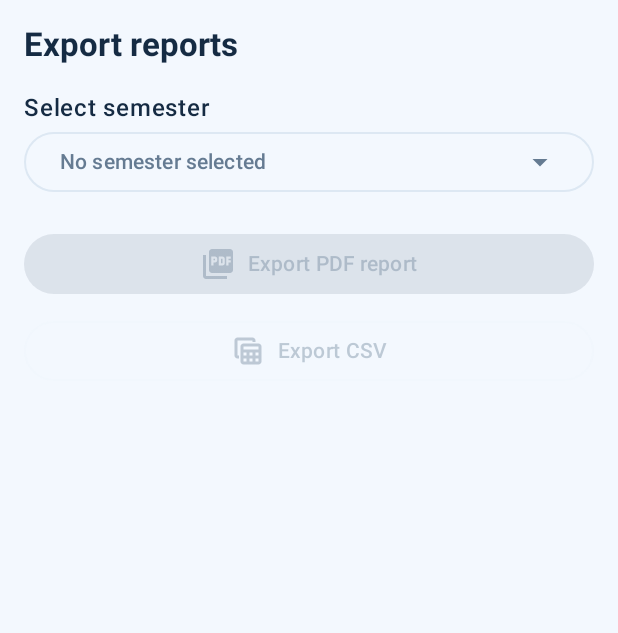
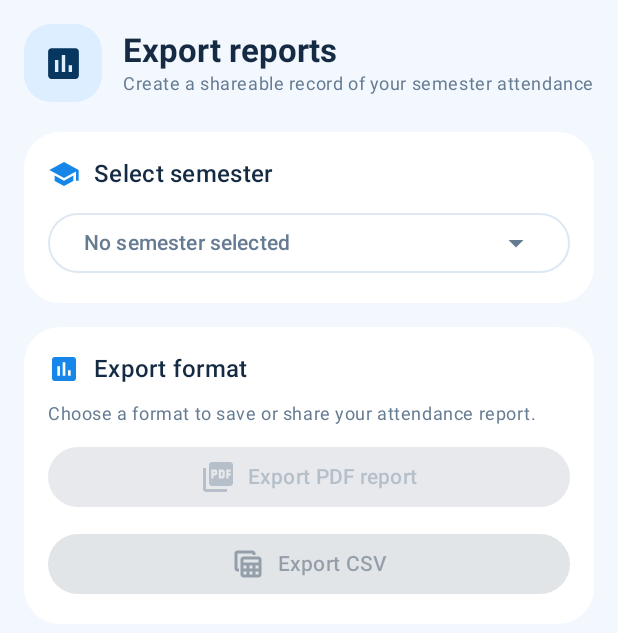
Before and after one commit to Ishara2004/Uni-Leca, an Android app built with Jetpack Compose: the composable ReportsScreen shown on its own in the app's theme, on a phone screen of 412 x 824 dp. Shown: the top 633 px of the screen. Run offline under Robolectric (Android 15) with nearby library versions, the phone set to English and light mode, and no system bars.

Commit message:
Refresh reports layout and export cards

```diff
--- a/app/src/main/java/com/example/ui/screens/ReportsScreen.kt
+++ b/app/src/main/java/com/example/ui/screens/ReportsScreen.kt
@@ -4,9 +4,13 @@ import android.widget.Toast
 import androidx.activity.compose.rememberLauncherForActivityResult
 import androidx.activity.result.contract.ActivityResultContracts
 import androidx.compose.foundation.layout.*
+import androidx.compose.foundation.rememberScrollState
+import androidx.compose.foundation.verticalScroll
 import androidx.compose.material.icons.Icons
 import androidx.compose.material.icons.filled.ArrowDropDown
+import androidx.compose.material.icons.filled.Assessment
 import androidx.compose.material.icons.filled.PictureAsPdf
+import androidx.compose.material.icons.filled.School
 import androidx.compose.material.icons.filled.TableView
 import androidx.compose.material3.*
 import androidx.compose.runtime.*
@@ -46,37 +50,75 @@ fun ReportsScreen(viewModel: MainViewModel) {
         }
     }
 
-    Column(Modifier.fillMaxSize().padding(16.dp)) {
-        Text(stringResource(R.string.export_reports), style = MaterialTheme.typography.titleLarge, fontWeight = FontWeight.Bold)
-        Spacer(Modifier.height(16.dp))
-        Text(stringResource(R.string.select_semester), fontWeight = FontWeight.Medium)
+    Column(
+        Modifier.fillMaxSize().verticalScroll(rememberScrollState()).padding(16.dp),
+        verticalArrangement = Arrangement.spacedBy(16.dp)
+    ) {
+        ScreenHeader(
+            title = stringResource(R.string.export_reports),
+            subtitle = "Create a shareable record of your semester attendance",
+            icon = Icons.Default.Assessment
+        )
+
+        Card(
+            modifier = Modifier.fillMaxWidth(),
+            shape = MaterialTheme.shapes.large,
+            colors = CardDefaults.cardColors(containerColor = MaterialTheme.colorScheme.surface)
+        ) {
+            Column(Modifier.padding(16.dp), verticalArrangement = Arrangement.spacedBy(10.dp)) {
+                SectionHeading(stringResource(R.string.select_semester), Icons.Default.School)
                 Box {
-            OutlinedButton(onClick = { menu = true }, modifier = Modifier.fillMaxWidth()) {
+                    OutlinedButton(
+                        onClick = { menu = true },
+                        modifier = Modifier.fillMaxWidth()
+                    ) {
                         Text(selected?.name ?: stringResource(R.string.no_semester))
                         Spacer(Modifier.weight(1f))
                         Icon(Icons.Default.ArrowDropDown, null)
                     }
                     DropdownMenu(expanded = menu, onDismissRequest = { menu = false }) {
                         semesters.forEach { sem ->
-                    DropdownMenuItem(text = { Text(sem.name) }, onClick = { viewModel.selectSemester(sem.id); menu = false })
+                            DropdownMenuItem(
+                                text = { Text(sem.name) },
+                                onClick = { viewModel.selectSemester(sem.id); menu = false }
+                            )
                         }
                     }
                 }
-        Spacer(Modifier.height(20.dp))
+            }
+        }
+
+        Card(
+            modifier = Modifier.fillMaxWidth(),
+            shape = MaterialTheme.shapes.large,
+            colors = CardDefaults.cardColors(containerColor = MaterialTheme.colorScheme.surface)
+        ) {
+            Column(Modifier.padding(16.dp), verticalArrangement = Arrangement.spacedBy(10.dp)) {
+                SectionHeading("Export format", Icons.Default.Assessment)
+                Text(
+                    "Choose a format to save or share your attendance report.",
+                    style = MaterialTheme.typography.bodySmall,
+                    color = MaterialTheme.colorScheme.onSurfaceVariant
+                )
                 Button(
                     enabled = selected != null,
                     onClick = { pdfLauncher.launch("UniLeca_${safeName(selected?.name)}.pdf") },
                     modifier = Modifier.fillMaxWidth()
                 ) {
-            Icon(Icons.Default.PictureAsPdf, null); Spacer(Modifier.width(8.dp)); Text(stringResource(R.string.export_pdf))
+                    Icon(Icons.Default.PictureAsPdf, null)
+                    Spacer(Modifier.width(8.dp))
+                    Text(stringResource(R.string.export_pdf))
                 }
-        Spacer(Modifier.height(10.dp))
-        OutlinedButton(
+                FilledTonalButton(
                     enabled = selected != null,
                     onClick = { csvLauncher.launch("UniLeca_${safeName(selected?.name)}.csv") },
                     modifier = Modifier.fillMaxWidth()
                 ) {
-            Icon(Icons.Default.TableView, null); Spacer(Modifier.width(8.dp)); Text(stringResource(R.string.export_csv))
+                    Icon(Icons.Default.TableView, null)
+                    Spacer(Modifier.width(8.dp))
+                    Text(stringResource(R.string.export_csv))
+                }
+            }
         }
     }
 }
```
Lines whose indentation alone changed are shown as unchanged.
